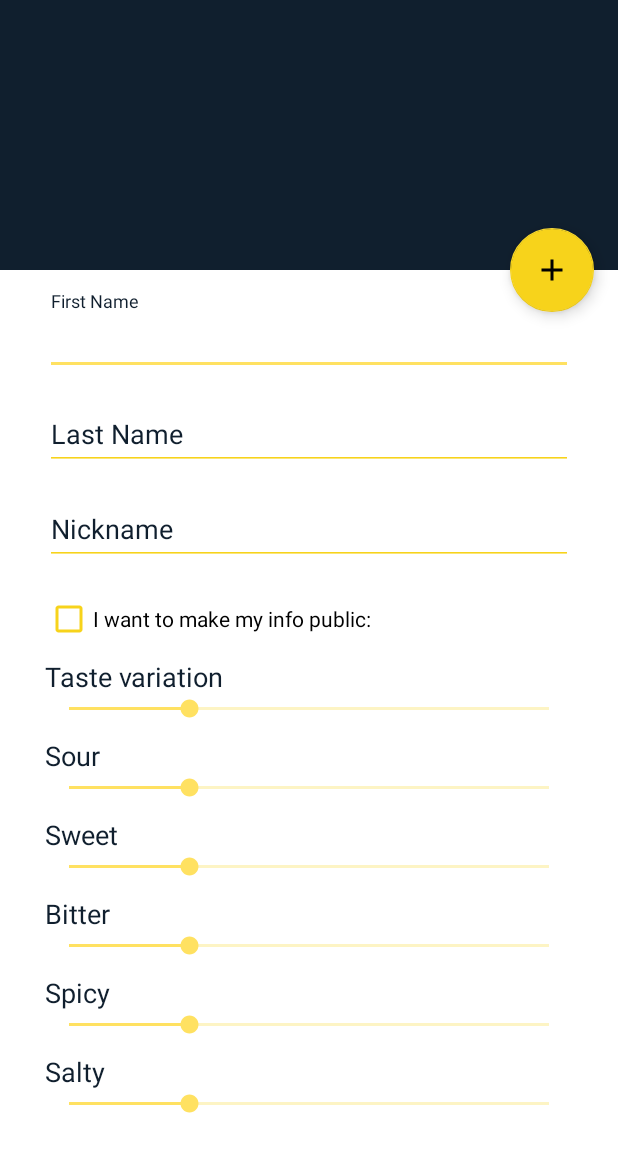
After one commit to SPEITCoder/let-s-fan, an Android app: the layout activity_register_user.xml on its own in the app's theme, with its tools: preview values and no code run, on a phone screen of 412 x 824 dp. The commit adds this screen. Shown: the top 1152 px of the screen. Run offline under Robolectric (Android 15) with nearby library versions, the phone set to English and light mode, and no system bars.

```diff
--- a/app/src/main/java/local/nicolas/letsfan/CreateInvitationActivity.java
+++ b/app/src/main/java/local/nicolas/letsfan/CreateInvitationActivity.java
@@ -50,7 +50,8 @@ public class CreateInvitationActivity extends AppCompatActivity {
             public void onClick(View view) {
                 currentUser.createInvitation(app.getmFirebaseDatabase(), app.getmFirebaseAuth().getCurrentUser().getUid(),
                         startTime.getHour(), startTime.getMinute(), endTime.getHour(), endTime.getMinute(), eventDate.getYear(), eventDate.getMonth(), eventDate.getDayOfMonth(), "rid1");
-
+                setResult(RESULT_OK);
+                finish();
             }
         });
 
@@ -88,7 +89,7 @@ public class CreateInvitationActivity extends AppCompatActivity {
 
     @Override
     public void onStop() {
-        setResult(RESULT_OK);
+        setResult(RESULT_CANCELED);
         super.onStop();
 
         // ATTENTION: This was auto-generated to implement the App Indexing API.
--- /dev/null
+++ b/app/src/main/res/layout/activity_register_user.xml
@@ -0,0 +1,219 @@
+<?xml version="1.0" encoding="utf-8"?>
+<android.support.design.widget.CoordinatorLayout xmlns:android="http://schemas.android.com/apk/res/android"
+    xmlns:app="http://schemas.android.com/apk/res-auto"
+    xmlns:tools="http://schemas.android.com/tools"
+    android:layout_width="match_parent"
+    android:layout_height="match_parent"
+    android:fitsSystemWindows="true"
+    tools:context="local.nicolas.letsfan.RegisterUserActivity">
+
+    <android.support.design.widget.AppBarLayout
+        android:id="@+id/app_bar"
+        android:layout_width="match_parent"
+        android:layout_height="@dimen/app_bar_height"
+        android:fitsSystemWindows="true"
+        android:theme="@style/AppTheme.AppBarOverlay">
+
+        <android.support.design.widget.CollapsingToolbarLayout
+            android:id="@+id/toolbar_layout"
+            android:layout_width="match_parent"
+            android:layout_height="match_parent"
+            android:fitsSystemWindows="true"
+            app:contentScrim="?attr/colorPrimary"
+            app:layout_scrollFlags="scroll|exitUntilCollapsed">
+
+            <android.support.v7.widget.Toolbar
+                android:id="@+id/toolbar_UserRg"
+                android:layout_width="match_parent"
+                android:layout_height="?attr/actionBarSize"
+                app:layout_collapseMode="pin"
+                app:popupTheme="@style/AppTheme.PopupOverlay" />
+
+        </android.support.design.widget.CollapsingToolbarLayout>
+    </android.support.design.widget.AppBarLayout>
+
+    <android.support.design.widget.FloatingActionButton
+        android:id="@+id/fab_createUser"
+        android:layout_width="wrap_content"
+        android:layout_height="wrap_content"
+        android:layout_margin="@dimen/fab_margin"
+        app:layout_anchor="@id/app_bar"
+        app:layout_anchorGravity="bottom|end"
+        app:srcCompat="@drawable/ic_add_black_24dp" />
+
+
+    <android.support.v4.widget.NestedScrollView
+        android:layout_width="match_parent"
+        android:layout_height="match_parent"
+        app:layout_behavior="@string/appbar_scrolling_view_behavior"
+        tools:context="local.nicolas.letsfan.RegisterUserActivity">
+
+        <LinearLayout
+            android:layout_width="match_parent"
+            android:layout_height="wrap_content"
+            android:orientation="vertical"
+            android:paddingLeft="30sp"
+            android:paddingRight="30sp">
+
+            <android.support.design.widget.TextInputLayout xmlns:app="http://schemas.android.com/apk/res-auto"
+                android:id="@+id/firstName_layout"
+                style="@style/FirebaseUI.Text.TextInputLayout"
+                android:layout_width="match_parent"
+                android:layout_height="wrap_content"
+                android:paddingTop="14dp"
+                app:errorTextAppearance="@style/FirebaseUI.Text.ErrorText"
+                app:hintTextAppearance="@style/FirebaseUI.Text.HintText">
+
+                <EditText
+                    android:id="@+id/editText_firstName"
+                    android:layout_width="match_parent"
+                    android:layout_height="wrap_content"
+                    android:layout_weight="1"
+                    android:hint="First Name"
+                    android:inputType="textPersonName" />
+            </android.support.design.widget.TextInputLayout>
+
+            <android.support.design.widget.TextInputLayout xmlns:app="http://schemas.android.com/apk/res-auto"
+                android:id="@+id/lastName_layout"
+                style="@style/FirebaseUI.Text.TextInputLayout"
+                android:layout_width="match_parent"
+                android:layout_height="wrap_content"
+                android:paddingTop="7dp"
+                app:errorTextAppearance="@style/FirebaseUI.Text.ErrorText"
+                app:hintTextAppearance="@style/FirebaseUI.Text.HintText">
+
+                <EditText
+                    android:id="@+id/editText_lastName"
+                    android:layout_width="match_parent"
+                    android:layout_height="wrap_content"
+                    android:hint="Last Name"
+                    android:inputType="textPersonName" />
+            </android.support.design.widget.TextInputLayout>
+
+            <android.support.design.widget.TextInputLayout xmlns:app="http://schemas.android.com/apk/res-auto"
+                android:id="@+id/nickName_layout"
+                style="@style/FirebaseUI.Text.TextInputLayout"
+                android:layout_width="match_parent"
+                android:layout_height="wrap_content"
+                android:paddingBottom="20dp"
+                android:paddingTop="7dp"
+                app:errorTextAppearance="@style/FirebaseUI.Text.ErrorText"
+                app:hintTextAppearance="@style/FirebaseUI.Text.HintText">
+
+                <EditText
+                    android:id="@+id/editText_nickName"
+                    android:layout_width="match_parent"
+                    android:layout_height="wrap_content"
+                    android:hint="Nickname"
+                    android:inputType="text" />
+            </android.support.design.widget.TextInputLayout>
+
+            <CheckBox
+                android:id="@+id/checkBox_isInfoPublic"
+                android:layout_width="match_parent"
+                android:layout_height="wrap_content"
+                android:paddingTop="0dp"
+                android:text="I want to make my info public: " />
+
+            <TextView
+                android:id="@+id/textView"
+                android:layout_width="match_parent"
+                android:layout_height="wrap_content"
+                android:paddingTop="10dp"
+                android:text="Taste variation"
+                android:textAppearance="@android:style/TextAppearance.Material.Medium.Inverse" />
+
+            <SeekBar
+                android:id="@+id/seekBar_tasteVariation"
+                style="@android:style/Widget.Material.SeekBar"
+                android:layout_width="match_parent"
+                android:layout_height="wrap_content"
+                android:max="4"
+                android:progress="1" />
+
+            <TextView
+                android:id="@+id/textView2"
+                android:layout_width="match_parent"
+                android:layout_height="wrap_content"
+                android:paddingTop="10dp"
+                android:text="Sour"
+                android:textAppearance="@android:style/TextAppearance.Material.Medium.Inverse" />
+
+            <SeekBar
+                android:id="@+id/seekBar_tasteSour"
+                style="@android:style/Widget.Material.SeekBar"
+                android:layout_width="match_parent"
+                android:layout_height="wrap_content"
+                android:max="4"
+                android:progress="1" />
+
+            <TextView
+                android:id="@+id/textView3"
+                android:layout_width="match_parent"
+                android:layout_height="wrap_content"
+                android:paddingTop="10dp"
+                android:text="Sweet"
+                android:textAppearance="@android:style/TextAppearance.Material.Medium.Inverse" />
+
+            <SeekBar
+                android:id="@+id/seekBar_tasteSweet"
+                style="@android:style/Widget.Material.SeekBar"
+                android:layout_width="match_parent"
+                android:layout_height="wrap_content"
+                android:max="4"
+                android:progress="1" />
+
+            <TextView
+                android:id="@+id/textView4"
+                android:layout_width="match_parent"
+                android:layout_height="wrap_content"
+                android:paddingTop="10dp"
+                android:text="Bitter"
+                android:textAppearance="@android:style/TextAppearance.Material.Medium.Inverse" />
+
+            <SeekBar
+                android:id="@+id/seekBar_tasteBitter"
+                style="@android:style/Widget.Material.SeekBar"
+                android:layout_width="match_parent"
+                android:layout_height="wrap_content"
+                android:max="4"
+                android:progress="1" />
+
+            <TextView
+                android:id="@+id/textView5"
+                android:layout_width="match_parent"
+                android:layout_height="wrap_content"
+                android:paddingTop="10dp"
+                android:text="Spicy"
+                android:textAppearance="@android:style/TextAppearance.Material.Medium.Inverse" />
+
+            <SeekBar
+                android:id="@+id/seekBar_tasteSpice"
+                style="@android:style/Widget.Material.SeekBar"
+                android:layout_width="match_parent"
+                android:layout_height="wrap_content"
+                android:max="4"
+                android:progress="1" />
+
+            <TextView
+                android:id="@+id/textView6"
+                android:layout_width="match_parent"
+                android:layout_height="wrap_content"
+                android:paddingTop="10dp"
+                android:text="Salty"
+                android:textAppearance="@android:style/TextAppearance.Material.Medium.Inverse" />
+
+            <SeekBar
+                android:id="@+id/seekBar_tasteSalty"
+                style="@android:style/Widget.Material.SeekBar"
+                android:layout_width="match_parent"
+                android:layout_height="wrap_content"
+                android:max="4"
+                android:progress="1" />
+        </LinearLayout>
+
+
+    </android.support.v4.widget.NestedScrollView>
+
+
+</android.support.design.widget.CoordinatorLayout>
--- a/app/src/main/res/layout/nav_header_main.xml
+++ b/app/src/main/res/layout/nav_header_main.xml
@@ -44,6 +44,8 @@
         android:layout_width="wrap_content"
         android:id="@+id/sign_in_button"
         android:layout_height="wrap_content"
-        android:backgroundTint="@color/authui_inputTextColor" />
+        android:backgroundTint="@color/transparent_white"
+        android:elevation="0dp"
+        android:textColor="@color/colorPrimary" />
 
 </LinearLayout>
--- a/app/src/main/res/values/colors.xml
+++ b/app/src/main/res/values/colors.xml
@@ -5,4 +5,5 @@
     <color name="colorAccent">#f7d31b</color>
     <color name="white">#FFFFFF</color>
     <color name="nav_tint">#CCCCCC</color>
+    <color name="transparent_white">#b0ffffff</color>
 </resources>
--- a/app/src/main/res/values/strings.xml
+++ b/app/src/main/res/values/strings.xml
@@ -18,6 +18,7 @@
     <string name="join_bottom_nav">Join</string>
     <string name="profile_bottom_nav">Profile</string>
     <string name="title_activity_create_invitation">CreateInvitationActivity</string>
+    <string name="title_activity_register_user">RegisterUserActivity</string>
     <string name="large_text">
         "Material is the metaphor.\n\n"
 
--- a/app/src/main/res/values/styles.xml
+++ b/app/src/main/res/values/styles.xml
@@ -12,7 +12,7 @@
         <item name="colorControlHighlight">#eda618</item>
         <item name="android:windowBackground">@color/white</item>
         <item name="android:textColor">@color/colorPrimaryDark</item>
-        <item name="android:textColorPrimary">@color/colorPrimary</item>
+        <item name="android:textColorPrimary">@color/colorPrimaryDark</item>
         <item name="colorButtonNormal">@color/colorAccent</item>
     </style>
 
@@ -23,5 +23,5 @@
 
     <style name="AppTheme.AppBarOverlay" parent="ThemeOverlay.AppCompat.Dark.ActionBar" />
 
-    <style name="AppTheme.PopupOverlay" parent="ThemeOverlay.AppCompat.Dark" />
+    <style name="AppTheme.PopupOverlay" parent="ThemeOverlay.AppCompat.Light" />
 </resources>
```
Also changed, not shown: app/src/main/AndroidManifest.xml (+9 -0 lines), app/src/main/java/local/nicolas/letsfan/MainActivity.java (+63 -53 lines), app/src/main/java/local/nicolas/letsfan/RegisterUserActivity.java (added, +73 -0 lines), app/src/main/java/local/nicolas/letsfan/User.java (+21 -20 lines).
